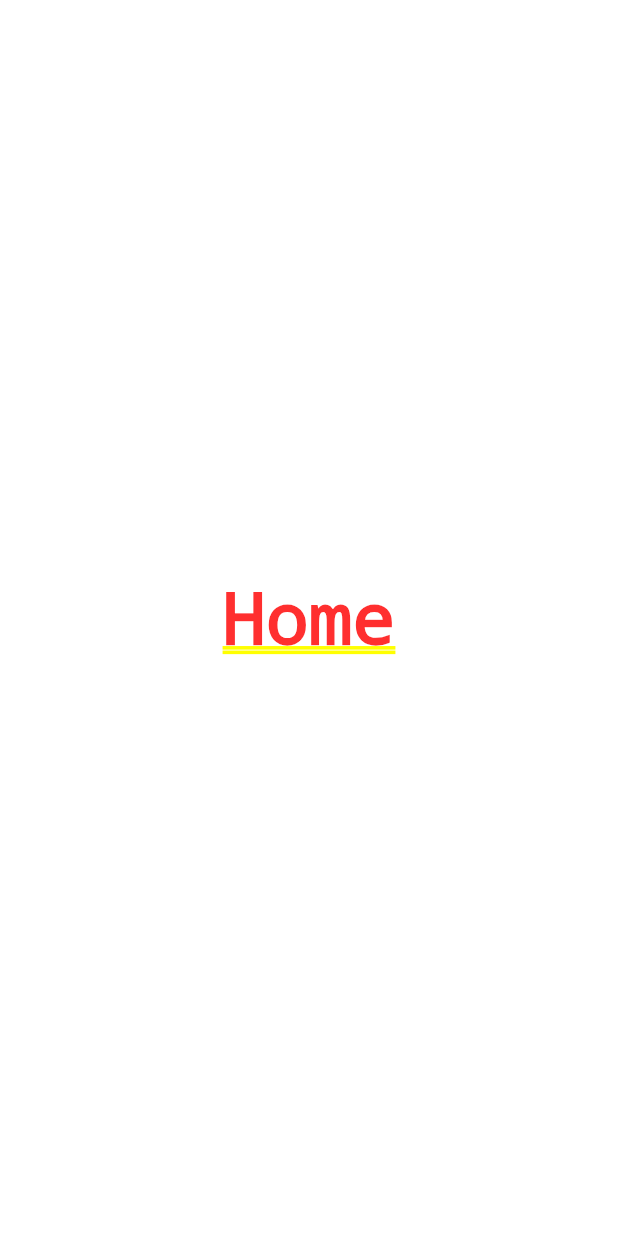
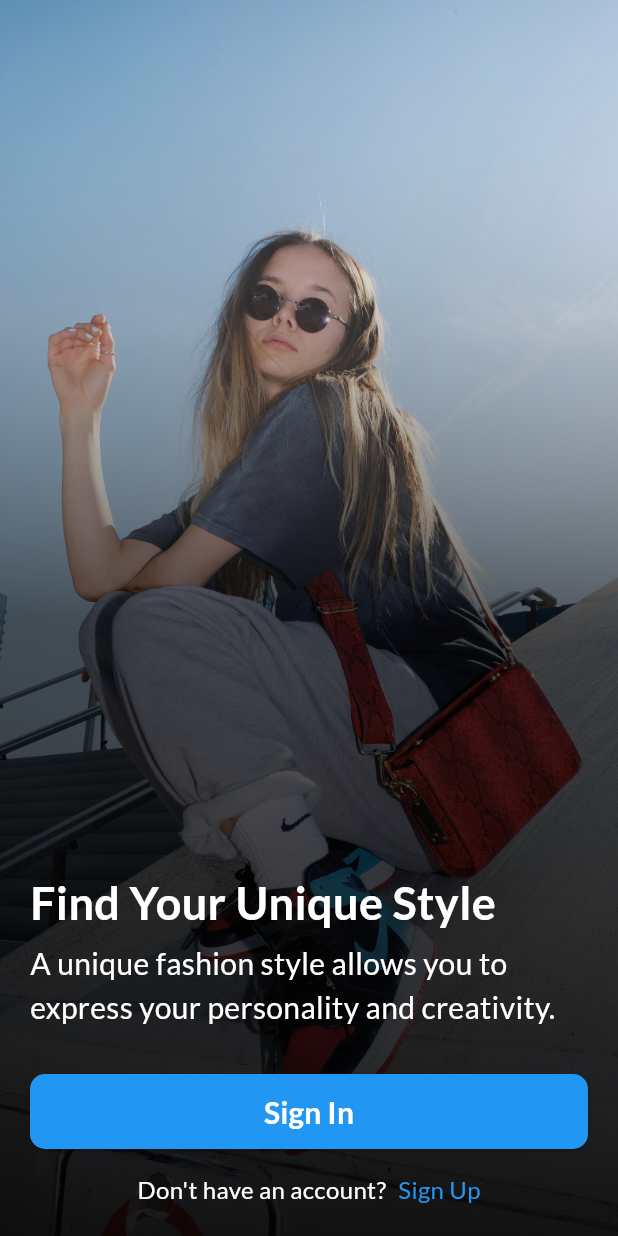
Before and after one commit to mahdi-mk/bazar-flutter, a Flutter app: the screen it shows after launch, on a phone screen of 412 x 824 dp. Run offline on Flutter 3.47's test engine with Material 3 defaults, Android fonts, the phone set to English and light mode, and no system bars; our stand-ins replace go_router.

Commit message:
Add the into screen

```diff
--- /dev/null
+++ b/lib/src/features/auth/domain/user.dart
@@ -0,0 +1,11 @@
+class User {
+  final String id;
+  final String name;
+  final String email;
+
+  User({
+    required this.id,
+    required this.name,
+    required this.email,
+  });
+}
--- /dev/null
+++ b/lib/src/features/auth/views/intro_screen.dart
@@ -0,0 +1,114 @@
+import 'package:flutter/material.dart';
+
+class IntroScreen extends StatelessWidget {
+  const IntroScreen({super.key});
+
+  @override
+  Widget build(BuildContext context) {
+    return Scaffold(
+        appBar: null,
+        body: Stack(
+          children: [
+            Container(
+              decoration: const BoxDecoration(
+                image: DecorationImage(
+                  image: AssetImage('assets/intro.jpg'),
+                  fit: BoxFit.cover,
+                ),
+              ),
+            ),
+            Container(
+              decoration: BoxDecoration(
+                gradient: LinearGradient(
+                  colors: [
+                    Colors.black.withOpacity(0.9),
+                    Colors.black.withOpacity(0.6),
+                    Colors.white.withOpacity(0),
+                  ],
+                  begin: Alignment.bottomCenter,
+                  end: Alignment.topCenter,
+                ),
+              ),
+            ),
+            Padding(
+              padding: const EdgeInsets.all(20),
+              child: Column(
+                mainAxisAlignment: MainAxisAlignment.end,
+                crossAxisAlignment: CrossAxisAlignment.stretch,
+                children: [
+                  const Padding(
+                    padding: EdgeInsets.only(bottom: 5),
+                    child: Text(
+                      "Find Your Unique Style",
+                      style: TextStyle(
+                        color: Colors.white,
+                        fontSize: 30,
+                        fontWeight: FontWeight.bold,
+                        fontFamily: 'Lato',
+                      ),
+                    ),
+                  ),
+                  const Padding(
+                    padding: EdgeInsets.only(bottom: 30),
+                    child: Text(
+                      "A unique fashion style allows you to express your personality and creativity.",
+                      style: TextStyle(
+                        color: Colors.white,
+                        fontSize: 20,
+                        fontFamily: 'Lato',
+                      ),
+                    ),
+                  ),
+                  ElevatedButton(
+                    onPressed: () => debugPrint('Clicked'),
+                    style: ElevatedButton.styleFrom(
+                      backgroundColor: Colors.blue,
+                      shape: RoundedRectangleBorder(
+                        borderRadius: BorderRadius.circular(10),
+                      ),
+                    ),
+                    child: const Text(
+                      "Sign In",
+                      style: TextStyle(
+                        color: Colors.white,
+                        fontSize: 20,
+                        fontWeight: FontWeight.bold,
+                        fontFamily: 'Lato',
+                        height: 2.5,
+                      ),
+                    ),
+                  ),
+                  const Padding(
+                    padding: EdgeInsets.only(top: 15),
+                    child: Row(
+                      mainAxisAlignment: MainAxisAlignment.center,
+                      children: [
+                        Text(
+                          "Don't have an account?",
+                          style: TextStyle(
+                            color: Colors.white,
+                            fontSize: 16,
+                            fontFamily: 'Lato',
+                          ),
+                        ),
+                        SizedBox(
+                          width: 8,
+                        ),
+                        Text(
+                          "Sign Up",
+                          style: TextStyle(
+                            color: Colors.blue,
+                            fontSize: 16,
+                            fontFamily: 'Lato',
+                          ),
+                        ),
+                      ],
+                    ),
+                  )
+                ],
+              ),
+            ),
+          ],
+        ));
+  }
+}
--- a/lib/src/router/router.dart
+++ b/lib/src/router/router.dart
@@ -1,3 +1,4 @@
+import 'package:flutter_app/src/features/auth/views/intro_screen.dart';
 import 'package:flutter_app/src/features/home/views/home_screen.dart';
 import 'package:go_router/go_router.dart';
 
@@ -12,7 +13,7 @@ final router = GoRouter(
     GoRoute(
       path: '/',
       name: AppRoute.home.name,
-      builder: (context, state) => const HomeScreen(),
+      builder: (context, state) => const IntroScreen(),
     ),
   ],
 );
```
Also changed, not shown: pubspec.yaml (+9 -18 lines), assets/fonts/Lato-Bold.ttf (added), assets/fonts/Lato-Regular.ttf (added), assets/intro.jpg (added).
